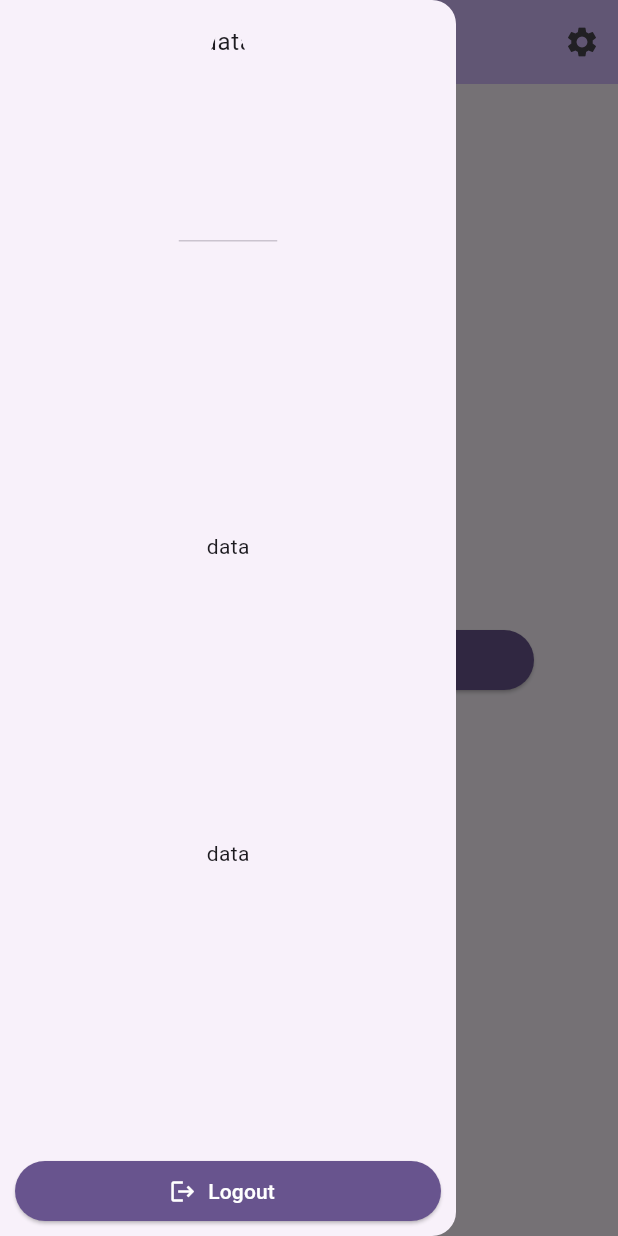
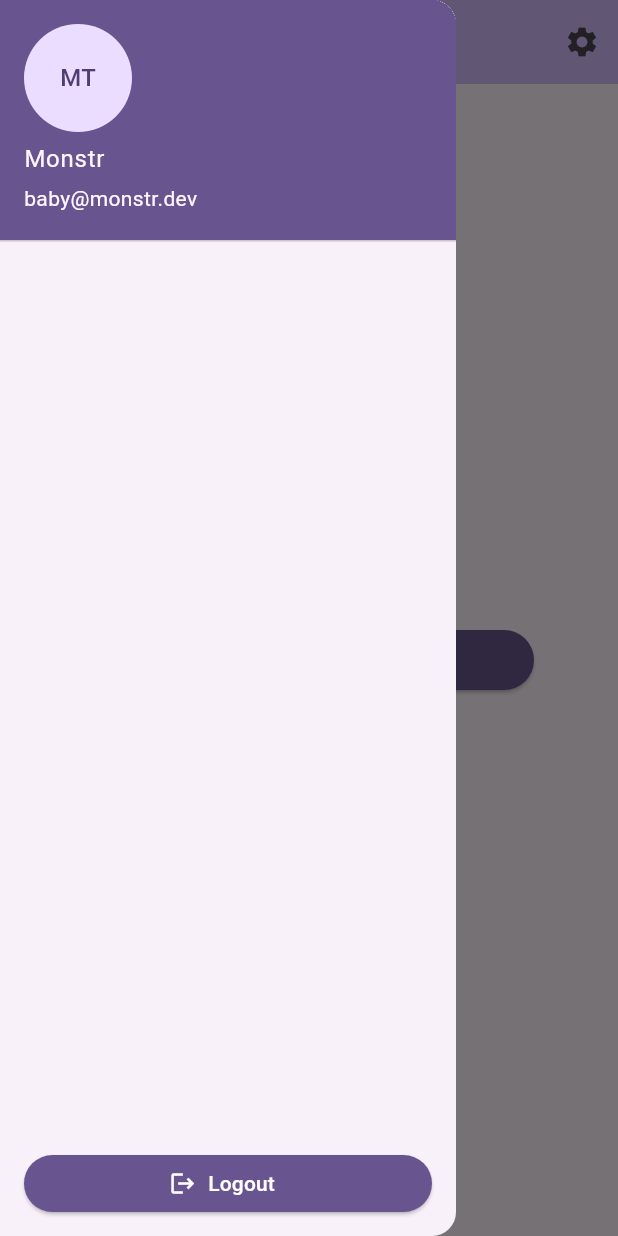
Before and after one commit to devmonstr/learn_flutter, a Flutter app: the DashboardScreen screen opened by its route, with the side drawer open, on a phone screen of 412 x 824 dp. Run offline on Flutter 3.47's test engine with Material 3 defaults, Android fonts, the phone set to English and light mode, and no system bars; our stand-ins replace go_router, settings_ui, shared_preferences; accounts and stored records are empty.

Commit message:
align folder and add navbar

```diff
--- /dev/null
+++ b/lib/Drawer/nav_darwer.dart
@@ -0,0 +1,48 @@
+import 'package:flutter/material.dart';
+import 'package:go_router/go_router.dart';
+
+class NavDarwer extends StatelessWidget {
+  const NavDarwer({super.key});
+
+  @override
+  Widget build(BuildContext context) {
+    return Drawer(
+      child: Column(
+        mainAxisAlignment: MainAxisAlignment.spaceBetween,
+        children: [
+          Expanded(
+            child: ListView(
+              children: [
+                UserAccountsDrawerHeader(
+                  currentAccountPicture: CircleAvatar(
+                    child: Text('MT'),
+                  ),
+                  accountName: Text('Monstr'),
+                  accountEmail: Text('baby@monstr.dev'),
+                ),
+              ],
+            ),
+          ),
+          Align(
+            alignment: Alignment.bottomCenter,
+            child: SizedBox(
+              height: 70,
+              width: double.infinity,
+              child: Padding(
+                padding: const EdgeInsets.all(16.0),
+                child: ElevatedButton.icon(
+                  style: ElevatedButton.styleFrom(
+                      foregroundColor: Theme.of(context).colorScheme.onPrimary,
+                      backgroundColor: Theme.of(context).colorScheme.primary),
+                  onPressed: () => context.go('/'),
+                  label: Text('Logout'),
+                  icon: Icon(Icons.logout),
+                ),
+              ),
+            ),
+          ),
+        ],
+      ),
+    );
+  }
+}
--- /dev/null
+++ b/lib/Screen/dashboard_screen.dart
@@ -0,0 +1,41 @@
+import 'package:flutter/material.dart';
+import 'package:go_router/go_router.dart';
+import 'package:learn_flutter/Drawer/nav_darwer.dart';
+
+class DashboardScreen extends StatelessWidget {
+  /// Constructs a [DashboardScreen]
+  const DashboardScreen({super.key});
+
+  @override
+  Widget build(BuildContext context) {
+    return SafeArea(
+      child: Scaffold(
+        appBar: AppBar(
+          //automaticallyImplyLeading: false,
+          backgroundColor: Theme.of(context).colorScheme.inversePrimary,
+          title: const Text('Home Screen'),
+          actions: [
+            IconButton(
+              onPressed: (() => context.push('/settings')),
+              icon: const Icon(Icons.settings),
+            )
+          ],
+        ),
+        drawer: NavDarwer(),
+        body: Center(
+          child: SizedBox(
+            height: 40,
+            width: 300,
+            child: ElevatedButton(
+              style: ElevatedButton.styleFrom(
+                  foregroundColor: Theme.of(context).colorScheme.onPrimary,
+                  backgroundColor: Theme.of(context).colorScheme.primary),
+              onPressed: () => context.push('/details'),
+              child: const Text('Go to the Details screen'),
+            ),
+          ),
+        ),
+      ),
+    );
+  }
+}
--- a/lib/dashboard_screen.dart
+++ /dev/null
@@ -1,75 +0,0 @@
-import 'package:flutter/material.dart';
-import 'package:go_router/go_router.dart';
-
-class DashboardScreen extends StatelessWidget {
-  /// Constructs a [DashboardScreen]
-  const DashboardScreen({super.key});
-
-  @override
-  Widget build(BuildContext context) {
-    return SafeArea(
-      child: Scaffold(
-        appBar: AppBar(
-          //automaticallyImplyLeading: false,
-          backgroundColor: Theme.of(context).colorScheme.inversePrimary,
-          title: const Text('Home Screen'),
-          actions: [
-            IconButton(
-              onPressed: (() => context.push('/settings')),
-              icon: const Icon(Icons.settings),
-            )
-          ],
-        ),
-        drawer: Drawer(
-          child: Column(
-            mainAxisAlignment: MainAxisAlignment.spaceBetween,
-            children: [
-              DrawerHeader(
-                  child: ClipOval(
-                child: Text('data'),
-              )),
-              Text('data'),
-              Text('data'),
-              Padding(
-                padding: const EdgeInsets.all(10.0),
-                child: Column(
-                  //mainAxisAlignment: MainAxisAlignment.spaceBetween,
-                  children: [
-                    SizedBox(
-                      height: 40,
-                      width: double.infinity,
-                      child: ElevatedButton.icon(
-                        style: ElevatedButton.styleFrom(
-                            foregroundColor:
-                                Theme.of(context).colorScheme.onPrimary,
-                            backgroundColor:
-                                Theme.of(context).colorScheme.primary),
-                        onPressed: () => context.go('/'),
-                        label: Text('Logout'),
-                        icon: Icon(Icons.logout),
-                      ),
-                    )
-                  ],
-                ),
-              ),
-              //Text('data'),
-            ],
-          ),
-        ),
-        body: Center(
-          child: SizedBox(
-            height: 40,
-            width: 300,
-            child: ElevatedButton(
-              style: ElevatedButton.styleFrom(
-                  foregroundColor: Theme.of(context).colorScheme.onPrimary,
-                  backgroundColor: Theme.of(context).colorScheme.primary),
-              onPressed: () => context.push('/details'),
-              child: const Text('Go to the Details screen'),
-            ),
-          ),
-        ),
-      ),
-    );
-  }
-}
```
Also changed, not shown: lib/main.dart (+5 -5 lines), lib/Screen/detail_screen.dart (renamed from lib/detail_screen.dart), lib/Screen/login_screen.dart (renamed from lib/login_screen.dart), lib/Screen/register_screen.dart (renamed from lib/register_screen.dart), lib/Screen/settings_screen.dart (renamed from lib/settings_screen.dart).
